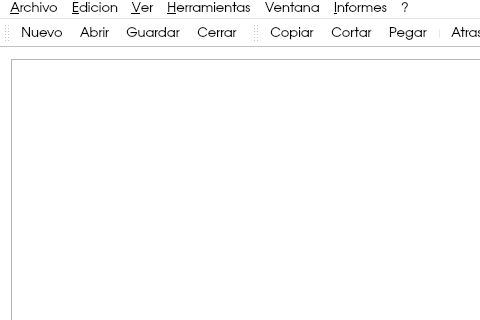
The window that Ui/mainwindow.ui (exodehm/SDMed) describes before a commit, drawn with Qt 5; both pictures show x 0 to 480 and y 0 to 320 of the 897 by 591 pixel window.
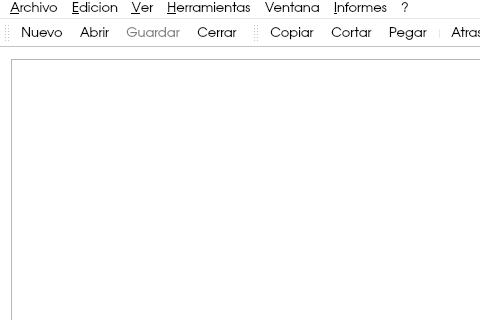
The same window after the commit. Icons and pictures are not drawn.

Patch:
```diff
--- a/Ui/mainwindow.ui
+++ b/Ui/mainwindow.ui
@@ -629,6 +629,9 @@
    </property>
   </action>
   <action name="actionGuardar">
+   <property name="enabled">
+    <bool>false</bool>
+   </property>
    <property name="icon">
     <iconset resource="../recursos.qrc">
      <normaloff>:/images/floppy.png</normaloff>:/images/floppy.png</iconset>
```
Left out of the diff: 64 changed lines with no effect on the pictures.
